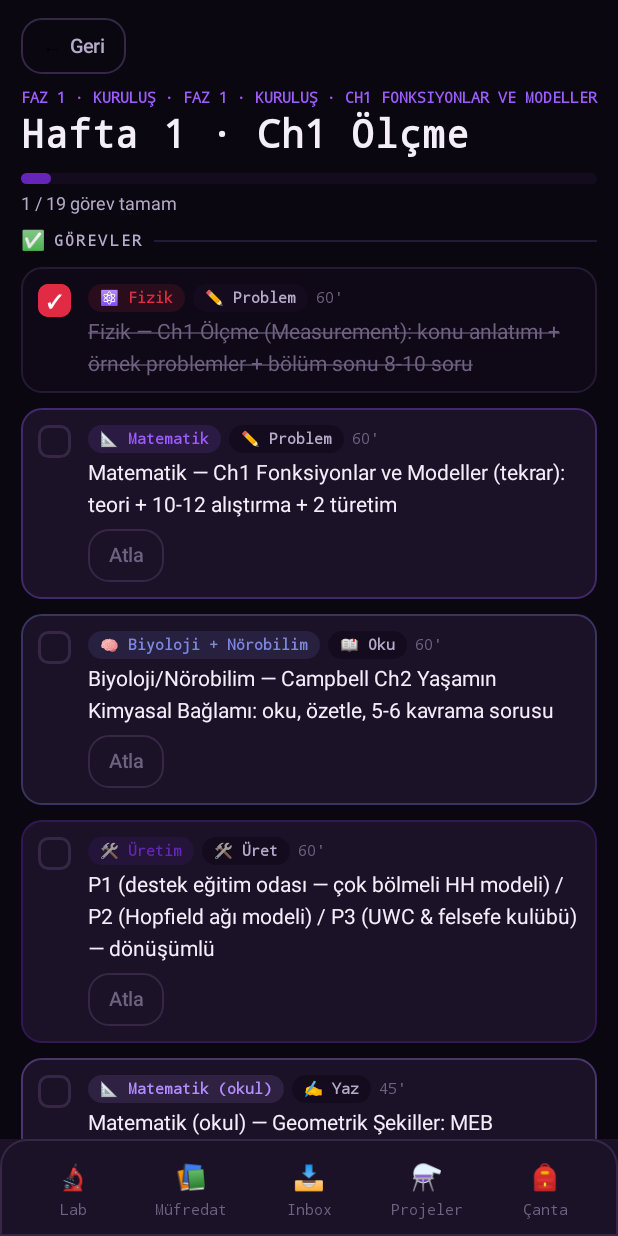
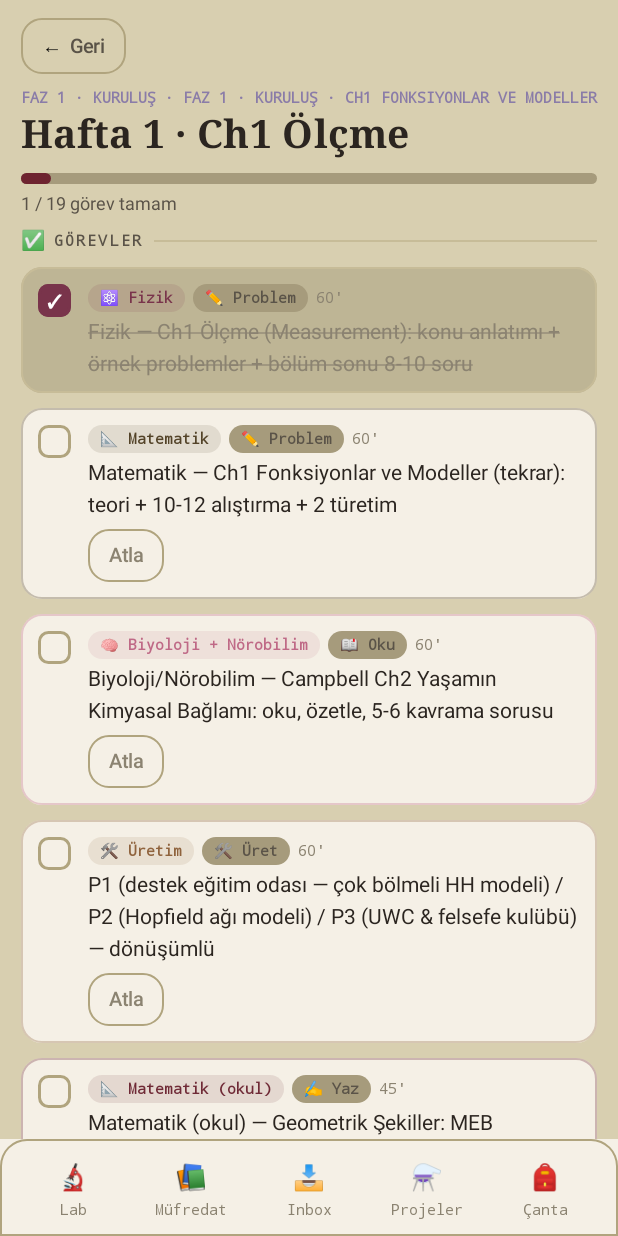
Before and after one commit to berilcakar2010-crypto/kaomoji, an Android app built with Jetpack Compose: the screen it shows after launch (MainActivity), after a tap on an icon or button, on a phone screen of 412 x 824 dp. Run offline under Robolectric (Android 15) with nearby library versions, the phone set to English and light mode, and no system bars; libraries missing offline, so code that uses them is left out: androidx.glance, androidx.glance.appwidget; pictures from the network do not load; 1 other tap on this screen came first.

Commit message:
kaomoji: Glow-Up ile birebir aynı "Genç Araştırmacı" teması, daha sade stil
VOIDLAB'ın koyu/mor/kırmızı paletinin yerini, Glow-Up uygulamasıyla birebir
aynı "Genç Araştırmacı" paleti aldı: kirli bordo-kızıl (ana vurgu) + soluk
mor-eflatun (ikincil vurgu) + kirli haki/bej (zemin) + kırık beyaz (kart
yüzeyi). Tema artık koyu değil, açık — tıpkı Glow-Up gibi.

- Theme.kt: object J'deki tüm renkler yeniden tanımlandı (alan adları
  korundu, böylece her ekran dosyasına dokunmadan tek noktadan tema
  değişti). Tipografi sadeleştirildi: başlıklarda (Display/TitleL/TitleM)
  artık akademik serif, gövdede sans-serif, SADECE istatistik/etiket
  alanlarında (Tiny/Mono) monospace — VOIDLAB'ın her yeri monospace yapan
  "konsol" hissi kaldırıldı. MaterialTheme darkColorScheme → lightColorScheme.
- gingham() zemin ızgarası çok daha soluk ve büyük hücreli — minimalist.
- res/values/colors.xml, themes.xml: sistem çubukları ve kilit ekranı
  bildirimi paleti aynı temaya güncellendi (nixie tüp widget'ının kendi
  camı bilinçli olarak koyu bırakıldı — gerçek bir cihazın camı koyudur).
- MissionNotifier: bildirim vurgu rengi bordo-kızıla güncellendi.
- Ders ayırt edici renkleri (23 ders: gen_curriculum_v3.py → curriculum.json)
  VOIDLAB'ın mor/kırmızı/amber/mavi/pembe karışımından, bordo-eflatun-toprak
  ailesinin tonlarına indirgendi — hem temayla tutarlı hem daha az renk
  kullanan (minimalist), yine de 23 dersi birbirinden ayırt edilebilir kılan
  bir palet.
- .github/workflows/build.yml: etiketli (v*) release artık hem kaomoji hem
  Glow-Up debug APK'sını GitHub Release'e ekliyor.

Co-Authored-By: Claude Sonnet 5 <noreply@anthropic.com>
Claude-Session: https://claude.ai/code/session_01Fe5dw6wbL1vYsJsjfBx5YZ

```diff
--- a/app/src/main/java/com/beril/kaomoji/ui/Theme.kt
+++ b/app/src/main/java/com/beril/kaomoji/ui/Theme.kt
@@ -19,29 +19,33 @@ import androidx.compose.ui.text.font.FontWeight
 import androidx.compose.ui.unit.dp
 import androidx.compose.ui.unit.sp
 
-// ── VOIDLAB palette — laboratuvar karanlığı, mor devre ışığı, nixie kırmızısı ──
+// ── "Genç Araştırmacı" paleti — Glow-Up uygulamasıyla birebir aynı.
+// Kirli bordo-kızıl (ana vurgu) + soluk mor-eflatun (ikincil vurgu) + kirli
+// haki/bej (zemin) + kırık beyaz (kart yüzeyi). İsim/yüz/replik yok — sadece
+// renk/motif seviyesinde bir esinlenme. VOIDLAB'ın koyu/mor/kırmızı paletinin
+// yerini alır; kasıtlı olarak daha az renk kullanır (minimalist).
 object J {
-    val paper = Color(0xFF0B0710)        // void — near-black, faint violet undertone
-    val paperDeep = Color(0xFF140C1E)
-    val card = Color(0xFF1B1228)
-    val ink = Color(0xFFF3EEFA)          // chalk white
-    val inkSoft = Color(0xFFB6ABC9)      // muted lavender-gray
-    val inkFaint = Color(0xFF6D6280)     // faint violet-gray
+    val paper = Color(0xFFD8CFB0)        // jacket_khaki_light — ana zemin
+    val paperDeep = Color(0xFFA69B7C)    // jacket_khaki_dark — ikincil zemin / track
+    val card = Color(0xFFF5F0E6)         // shirt_offwhite — kart yüzeyi
+    val ink = Color(0xFF2B2520)          // ink_dark
+    val inkSoft = Color(0xFF5A5348)      // ink_muted
+    val inkFaint = Color(0xFF8B8371)     // ink_muted'den daha soluk
 
-    val apple = Color(0xFF9D5CFF)        // electric violet — primary
-    val forest = Color(0xFF6425B8)       // deep violet — primary (pressed/strong)
-    val mint = Color(0xFFDCCBFA)         // pale violet glow
-    val lime = Color(0xFFC7B4EF)         // soft lavender
-    val cherry = Color(0xFFE12A44)       // signal red — secondary / error
-    val berry = Color(0xFFB4102E)        // deep crimson
-    val blush = Color(0xFFCE6E8C)        // muted rose
-    val butter = Color(0xFFFFA23C)       // nixie amber glow — warnings / highlights
-    val bark = Color(0xFF43223A)         // dark plum-brown
-    val sky = Color(0xFF7C86E0)          // cool blue-violet
-    val lilac = Color(0xFFAE8CFB)        // violet accent
+    val forest = Color(0xFF6E2430)       // tie_burgundy — ana vurgu / birincil eylem
+    val apple = Color(0xFF8A7CA8)        // eye_lavender — ikincil vurgu
+    val mint = Color(0xFF8A7CA8)         // eye_lavender (çağrı noktalarında alpha ile kullanılır)
+    val lime = Color(0xFFAEA2C6)         // eye_lavender_light — vurgu arka planı
+    val cherry = Color(0xFF4A1820)       // tie_burgundy_dark — uyarı / güçlü vurgu
+    val berry = Color(0xFF4A1820)        // tie_burgundy_dark
+    val blush = Color(0xFF8C3A46)        // tie_burgundy_light — sıcak vurgu arka planı
+    val butter = Color(0xFFA9843F)       // ölçülü hardal/altın — uyarı vurgusu
+    val bark = Color(0xFF6B5F87)         // eye_lavender_dark
+    val sky = Color(0xFF8A7CA8)          // eye_lavender
+    val lilac = Color(0xFF6B5F87)        // eye_lavender_dark — Feynman/tekrar vurgusu
 
-    val line = Color(0xFF352745)         // dark violet-gray border
-    val lineSoft = Color(0xFF241A33)
+    val line = Color(0xFFB0A47E)         // divider
+    val lineSoft = Color(0xFFC7BC98)     // daha soluk divider
 }
 
 fun subjectColor(hex: String): Color = try {
@@ -50,17 +54,20 @@ fun subjectColor(hex: String): Color = try {
     J.apple
 }
 
-// ── Typography — laboratuvar konsolu: monospace başlıklar, sade gövde ─
+// ── Typography — "tez klasörü / araştırmacı defteri" hissi: başlıklarda
+// ince akademik serif, gövdede sade sans-serif; monospace SADECE sayı/
+// istatistik alanlarında (Tiny, Mono) kullanılır — VOIDLAB'ın her yeri
+// monospace yapan "konsol" hissinden kasıtlı olarak uzaklaşır (minimalist).
 val Display = TextStyle(
-    fontFamily = FontFamily.Monospace, fontWeight = FontWeight.Bold,
-    fontSize = 26.sp, lineHeight = 32.sp, color = J.ink, letterSpacing = 0.4.sp
+    fontFamily = FontFamily.Serif, fontWeight = FontWeight.Bold,
+    fontSize = 26.sp, lineHeight = 32.sp, color = J.ink, letterSpacing = 0.2.sp
 )
 val TitleL = TextStyle(
-    fontFamily = FontFamily.Monospace, fontWeight = FontWeight.Bold,
-    fontSize = 20.sp, lineHeight = 26.sp, color = J.ink, letterSpacing = 0.3.sp
+    fontFamily = FontFamily.Serif, fontWeight = FontWeight.Bold,
+    fontSize = 20.sp, lineHeight = 26.sp, color = J.ink
 )
 val TitleM = TextStyle(
-    fontFamily = FontFamily.Monospace, fontWeight = FontWeight.SemiBold,
+    fontFamily = FontFamily.Serif, fontWeight = FontWeight.SemiBold,
     fontSize = 16.sp, lineHeight = 22.sp, color = J.ink
 )
 val Body = TextStyle(
@@ -81,10 +88,10 @@ val Mono = TextStyle(
     fontSize = 12.sp, color = J.inkSoft
 )
 
-private val VoidScheme = darkColorScheme(
-    primary = J.apple,
+private val AcademicScheme = lightColorScheme(
+    primary = J.forest,
     onPrimary = Color.White,
-    secondary = J.cherry,
+    secondary = J.apple,
     onSecondary = Color.White,
     background = J.paper,
     onBackground = J.ink,
@@ -99,7 +106,7 @@ private val VoidScheme = darkColorScheme(
 @Composable
 fun KaomojiTheme(content: @Composable () -> Unit) {
     MaterialTheme(
-        colorScheme = VoidScheme,
+        colorScheme = AcademicScheme,
         typography = Typography(
             bodyLarge = Body, bodyMedium = Body, bodySmall = Small,
             titleLarge = TitleL, titleMedium = TitleM, labelSmall = Tiny
@@ -110,10 +117,10 @@ fun KaomojiTheme(content: @Composable () -> Unit) {
 
 // ── Decorative building blocks ──────────────────────────────────────
 
-/** Faint schematic grid — laboratuvar defteri / osiloskop ızgarası. */
+/** Çok soluk kağıt dokusu — minimalist, dikkat dağıtmayan bir zemin ızgarası. */
 fun Modifier.gingham(
-    color: Color = J.apple.copy(alpha = 0.05f),
-    cell: Float = 26f
+    color: Color = J.line.copy(alpha = 0.06f),
+    cell: Float = 32f
 ): Modifier = this.drawBehind {
     var x = 0f
     while (x < size.width) {
--- a/app/src/main/java/com/beril/kaomoji/widget/MissionNotifier.kt
+++ b/app/src/main/java/com/beril/kaomoji/widget/MissionNotifier.kt
@@ -71,7 +71,7 @@ object MissionNotifier {
 
         val builder = NotificationCompat.Builder(context, CHANNEL_ID)
             .setSmallIcon(R.drawable.ic_notification)
-            .setColor(0xFF9D5CFF.toInt())
+            .setColor(0xFF6E2430.toInt())
             .setContentTitle("${mission.emoji} ${mission.title}")
             .setContentText(mission.why)
             .setStyle(NotificationCompat.BigTextStyle().bigText(mission.why))
--- a/app/src/main/res/values/colors.xml
+++ b/app/src/main/res/values/colors.xml
@@ -1,18 +1,22 @@
 <?xml version="1.0" encoding="utf-8"?>
 <resources>
-    <color name="ic_launcher_background">#0B0710</color>
+    <!-- Uygulama ikonu artık Glow-Up ile aynı ikonu kullanıyor (bkz. drawable/ic_launcher_*). -->
+    <color name="ic_launcher_background">#C9BFA0</color>
 
-    <!-- Widget / bildirim paleti (Theme.kt · object J ile aynı — VOIDLAB) -->
-    <color name="widget_paper">#0B0710</color>
-    <color name="widget_paper_deep">#140C1E</color>
-    <color name="widget_ink">#F3EEFA</color>
-    <color name="widget_ink_soft">#B6ABC9</color>
-    <color name="widget_ink_faint">#6D6280</color>
-    <color name="widget_forest">#9D5CFF</color>
+    <!-- "Genç Araştırmacı" paleti (Theme.kt · object J ile aynı) — kilit ekranı
+         bildirimi ve sistem çubukları için. -->
+    <color name="widget_paper">#D8CFB0</color>
+    <color name="widget_paper_deep">#A69B7C</color>
+    <color name="widget_ink">#2B2520</color>
+    <color name="widget_ink_soft">#5A5348</color>
+    <color name="widget_ink_faint">#8B8371</color>
+    <color name="widget_forest">#6E2430</color>
 
-    <!-- Nixie tüp camı — widget/bildirim sayaç göstergeleri -->
-    <color name="nixie_glass">#120A1B</color>
-    <color name="nixie_frame">#2A1F38</color>
+    <!-- Nixie tüp camı — widget/bildirim sayaç göstergeleri. Bilinçli olarak
+         koyu bırakıldı: gerçek bir nixie tüpü camı her zaman koyudur, uygulama
+         temasının aksine bir "cihaz" temsilidir. -->
+    <color name="nixie_glass">#14101C</color>
+    <color name="nixie_frame">#352745</color>
     <color name="nixie_amber">#FFA23C</color>
     <color name="nixie_amber_dim">#7A4E1E</color>
     <color name="nixie_red">#E12A44</color>
--- a/app/src/main/res/values/themes.xml
+++ b/app/src/main/res/values/themes.xml
@@ -1,10 +1,10 @@
 <?xml version="1.0" encoding="utf-8"?>
 <resources>
-    <style name="Theme.Kaomoji" parent="android:Theme.Material.NoActionBar">
-        <item name="android:statusBarColor">#0B0710</item>
-        <item name="android:navigationBarColor">#0B0710</item>
+    <style name="Theme.Kaomoji" parent="android:Theme.Material.Light.NoActionBar">
+        <item name="android:statusBarColor">#4A1820</item>
+        <item name="android:navigationBarColor">#D8CFB0</item>
         <item name="android:windowLightStatusBar">false</item>
-        <item name="android:windowLightNavigationBar">false</item>
-        <item name="android:windowBackground">#0B0710</item>
+        <item name="android:windowLightNavigationBar">true</item>
+        <item name="android:windowBackground">#D8CFB0</item>
     </style>
 </resources>
```
Also changed, not shown: app/src/main/assets/curriculum.json, 2 other files.
